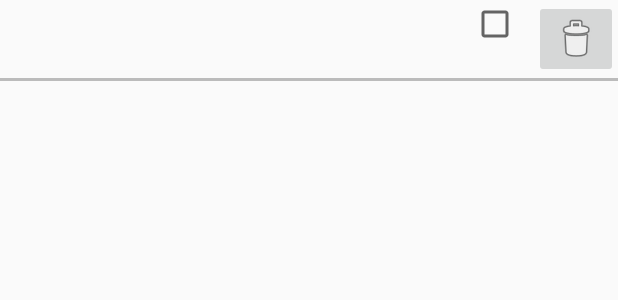
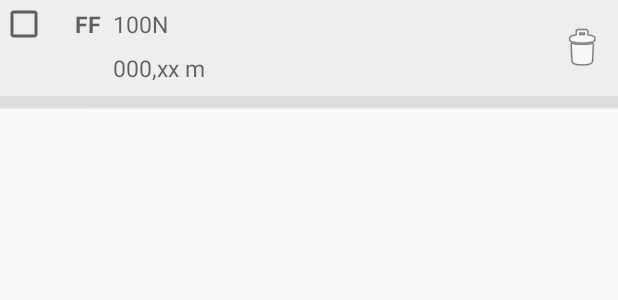
Before and after one commit to codingbychanche/Beam-Calc, an Android app: the layout load_list_row.xml on its own in the app's theme, with its tools: preview values and no code run, on a phone screen of 412 x 824 dp. Shown: the top 300 px of the screen. Run offline under Robolectric (Android 15) with nearby library versions, the phone set to English and light mode, and no system bars.

Commit message:
Update in progress..
- Improved load list 's layout
- Adjusted text size inside the image showing the beam, acting loads and result. This makes it easier to read on smaller screens.

```diff
--- a/app/build.gradle
+++ b/app/build.gradle
@@ -7,7 +7,7 @@ android {
         minSdkVersion 22
         targetSdkVersion 28
         versionCode 2
-        versionName "1.2B"
+        versionName "1.3"
         testInstrumentationRunner "androidx.test.runner.AndroidJUnitRunner"
     }
     buildTypes {
--- a/app/src/main/res/layout/content_main.xml
+++ b/app/src/main/res/layout/content_main.xml
@@ -11,6 +11,7 @@
 
     <RelativeLayout
         android:orientation="horizontal"
+        android:background="@color/listRowBackground"
         android:layout_width="match_parent"
         android:layout_height="wrap_content">
 
@@ -165,6 +166,7 @@
             <ImageButton
                 android:id="@+id/add_load"
                 android:src="@android:drawable/ic_menu_add"
+                android:background="#ffffff"
                 android:layout_width="wrap_content"
                 android:layout_height="wrap_content"/>
         </LinearLayout>
--- a/app/src/main/res/layout/load_list_row.xml
+++ b/app/src/main/res/layout/load_list_row.xml
@@ -1,58 +1,100 @@
 <?xml version="1.0" encoding="utf-8"?>
 
-<LinearLayout xmlns:android="http://schemas.android.com/apk/res/android"
+<androidx.constraintlayout.widget.ConstraintLayout xmlns:android="http://schemas.android.com/apk/res/android"
+    xmlns:app="http://schemas.android.com/apk/res-auto"
+    xmlns:tools="http://schemas.android.com/tools"
     android:layout_width="match_parent"
+    android:background="@color/listRowBottomShadow"
     android:layout_height="wrap_content"
-    android:orientation="vertical">
+    android:elevation="1dp">
 
-    <LinearLayout
+    <androidx.constraintlayout.widget.ConstraintLayout
+        android:id="@+id/shadow"
         android:layout_width="match_parent"
         android:layout_height="wrap_content"
-        android:orientation="horizontal">
+        android:layout_marginBottom="8dp"
+        android:background="@color/listRowBackground"
+        android:elevation="-1dp"
+        app:layout_constraintBottom_toBottomOf="parent"
+        app:layout_constraintTop_toTopOf="parent"
+        app:layout_constraintVertical_bias="1.0"
+        tools:layout_editor_absoluteX="-116dp">
 
-        <HorizontalScrollView
-            android:layout_width="0dp"
-            android:layout_weight="1"
-            android:layout_height="wrap_content">
+        <TextView
+            android:id="@+id/force_name"
+            android:layout_width="wrap_content"
+            android:layout_height="wrap_content"
+            android:layout_marginStart="8dp"
+            android:hint="FF"
+            android:scrollbars="horizontal"
+            android:textSize="15dp"
+            android:textStyle="bold"
+            app:layout_constraintBottom_toBottomOf="@+id/include_this_load_in_calculation"
+            app:layout_constraintStart_toEndOf="@+id/include_this_load_in_calculation"
+            app:layout_constraintTop_toTopOf="@+id/include_this_load_in_calculation" />
 
-            <TextView
-                android:id="@+id/my_text_View"
-                android:layout_width="wrap_content"
-                android:layout_height="wrap_content"
-                android:paddingLeft="10dp"
-                android:paddingBottom="10dp"
-                android:scrollbars="horizontal"
-                android:textSize="15dp" />
+        <TextView
+            android:id="@+id/force"
+            android:layout_width="wrap_content"
+            android:layout_height="wrap_content"
+            android:layout_marginStart="8dp"
+            android:hint="100N"
+            android:scrollbars="horizontal"
+            android:textSize="15dp"
+            app:layout_constraintStart_toEndOf="@+id/force_name"
+            app:layout_constraintTop_toTopOf="@+id/force_name" />
 
-        </HorizontalScrollView>
+        <TextView
+            android:id="@+id/force_x0"
+            android:layout_width="wrap_content"
+            android:layout_height="wrap_content"
+            android:layout_marginStart="8dp"
+            android:layout_marginTop="8dp"
+            android:layout_marginBottom="8dp"
+            android:hint="000,xx m"
+            android:scrollbars="horizontal"
+            android:textSize="15dp"
+            app:layout_constraintBottom_toBottomOf="parent"
+            app:layout_constraintStart_toEndOf="@+id/force_name"
+            app:layout_constraintTop_toBottomOf="@+id/force" />
+
+        <TextView
+            android:id="@+id/force_length"
+            android:layout_width="wrap_content"
+            android:layout_height="wrap_content"
+            android:layout_marginStart="8dp"
+            android:textSize="15dp"
+            app:layout_constraintStart_toEndOf="@+id/force_x0"
+            app:layout_constraintTop_toTopOf="@+id/force_x0" />
 
         <CheckBox
             android:id="@+id/include_this_load_in_calculation"
             android:layout_width="wrap_content"
             android:layout_height="wrap_content"
-            android:paddingRight="10dp" />
+            android:paddingRight="10dp"
+            app:layout_constraintStart_toStartOf="parent"
+            app:layout_constraintTop_toTopOf="parent" />
 
         <ImageButton
             android:id="@+id/delete_item"
             android:layout_width="wrap_content"
             android:layout_height="wrap_content"
             android:layout_alignParentEnd="true"
-            android:src="@android:drawable/ic_menu_delete" />
+            android:layout_marginEnd="8dp"
+            android:background="#eeeeee"
+            android:src="@android:drawable/ic_menu_delete"
+            app:layout_constraintBottom_toBottomOf="parent"
+            app:layout_constraintEnd_toEndOf="parent"
+            app:layout_constraintTop_toTopOf="parent" />
 
         <ImageView
             android:id="@+id/load_row_with_errors"
             android:layout_width="wrap_content"
             android:layout_height="wrap_content"
             android:src="@android:drawable/ic_dialog_alert"
-            android:visibility="gone" />
-
-
-    </LinearLayout>
-
-    <View
-        android:layout_width="match_parent"
-        android:layout_height="1pt"
-        android:background="@color/lightGrey"></View>
-
-
-</LinearLayout>
+            android:visibility="gone"
+            app:layout_constraintBottom_toBottomOf="@+id/include_this_load_in_calculation"
+            app:layout_constraintEnd_toStartOf="@+id/include_this_load_in_calculation"
+            app:layout_constraintTop_toTopOf="@+id/include_this_load_in_calculation" />
+    </androidx.constraintlayout.widget.ConstraintLayout>
+</androidx.constraintlayout.widget.ConstraintLayout>
--- a/app/src/main/res/values/colors.xml
+++ b/app/src/main/res/values/colors.xml
@@ -5,4 +5,7 @@
     <color name="colorAccent">#BBBBBB</color>
     <color name="white">#FFFFFF</color>
     <color name="lightGrey">#BBBBBB</color>
+
+    <color name="listRowBackground">#eeeeee</color>
+    <color name="listRowBottomShadow">#dddddd</color>
 </resources>
```
Also changed, not shown: app/src/main/java/berthold/beamcalc/BeamLoadListAdapter.java (+15 -4 lines), app/src/main/java/berthold/beamcalc/ConvertLoadListObject.java (+55 -57 lines), app/src/main/java/berthold/beamcalc/InfoActivity.java (+20 -18 lines), app/src/main/java/berthold/beamcalc/ShowResult.java (+49 -43 lines), app/src/main/res/layout/activity_info.xml (+21 -6 lines), 171 other files.
